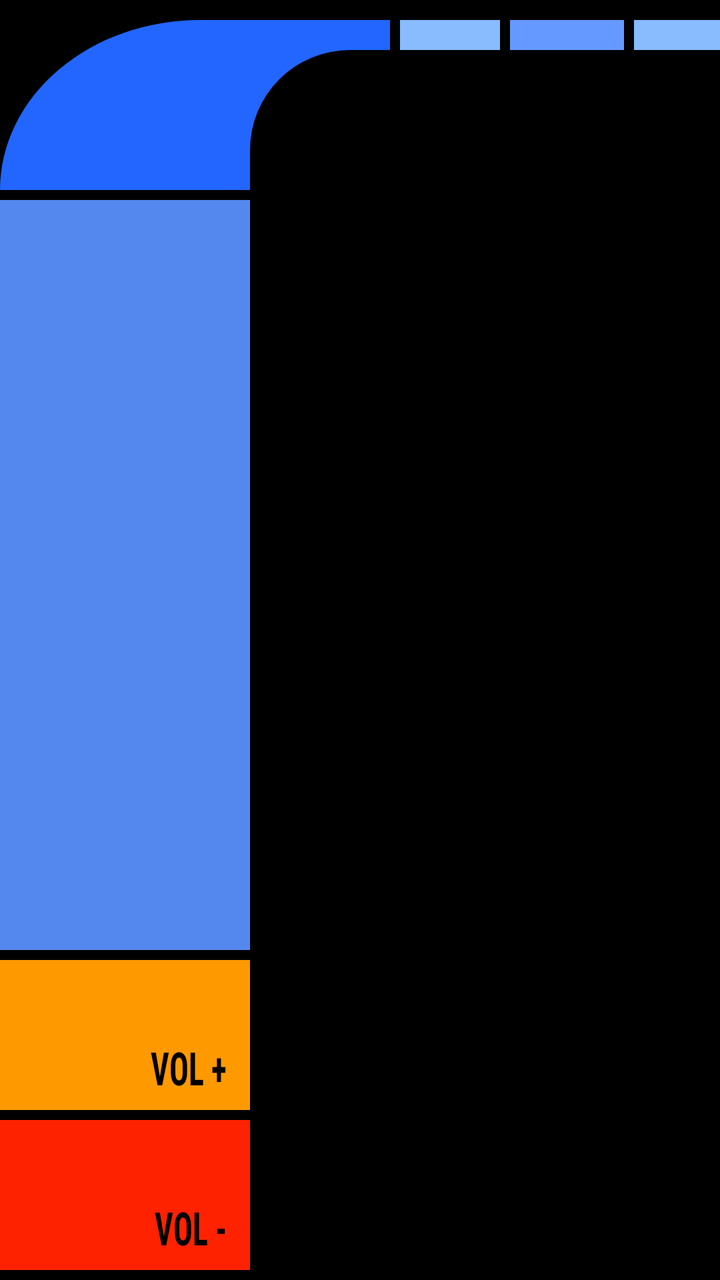
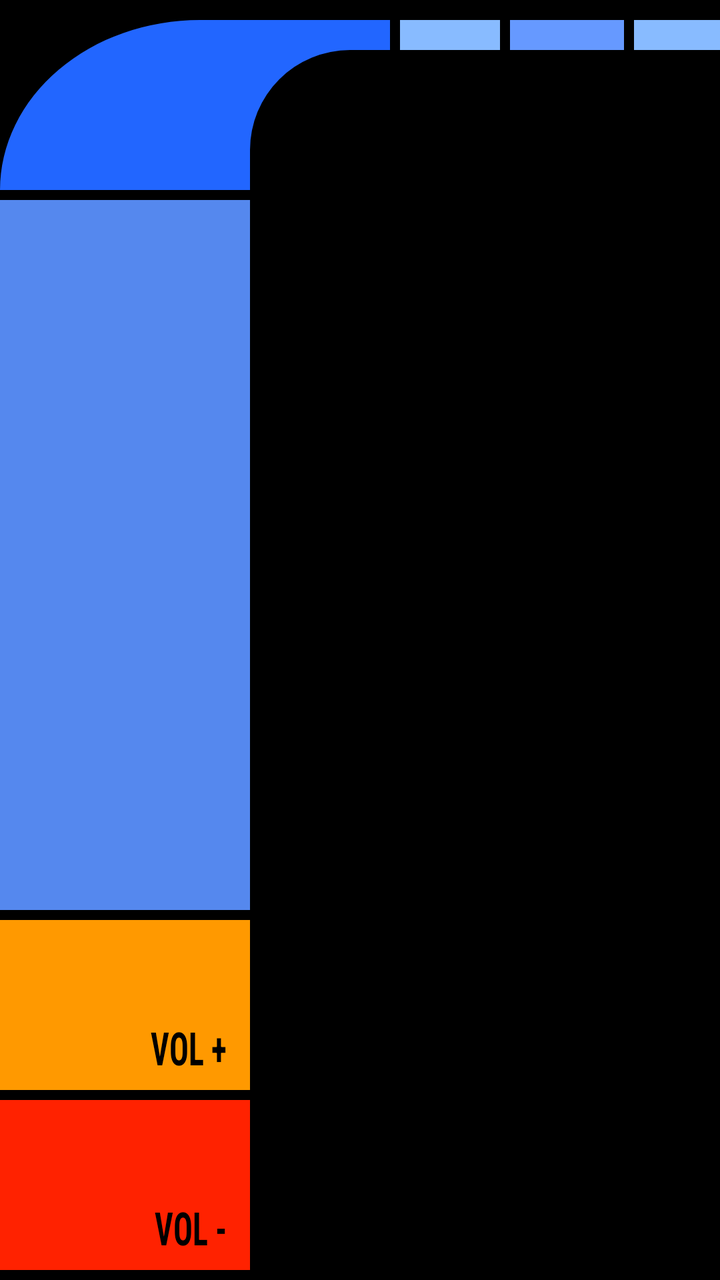

Screens rendered from an Android XML layout before and after an edit, with the pre-edit source and the edit as a unified diff.
<!-- AndroidManifest.xml: application theme Theme.LCARSMusic -->
<!-- res/layout/layout_main_view_container.xml -->
<?xml version="1.0" encoding="utf-8"?>
<androidx.constraintlayout.widget.ConstraintLayout xmlns:android="http://schemas.android.com/apk/res/android"
    xmlns:app="http://schemas.android.com/apk/res-auto"
    android:layout_width="match_parent"
    android:layout_height="match_parent"
    android:background="#000000">

    <androidx.constraintlayout.widget.Guideline
        android:id="@+id/gl_left_col"
        android:layout_width="wrap_content"
        android:layout_height="wrap_content"
        android:orientation="vertical"
        app:layout_constraintGuide_begin="125dp" />

    <ImageView
        android:id="@+id/l_shape_upper"
        android:layout_width="195dp"
        android:layout_height="85dp"
        android:layout_marginTop="10dp"
        android:src="@drawable/ic_lcars_l_shape_upper_left"
        app:layout_constraintStart_toStartOf="parent"
        app:layout_constraintTop_toTopOf="parent" />

    <LinearLayout
        android:id="@+id/top_borders"
        android:layout_width="0dp"
        android:layout_height="15dp"
        android:layout_marginStart="5dp"
        android:orientation="horizontal"
        app:layout_constraintStart_toEndOf="@+id/l_shape_upper"
        app:layout_constraintEnd_toEndOf="parent"
        app:layout_constraintTop_toTopOf="@+id/l_shape_upper">

        <View
            android:layout_width="50dp"
            android:layout_height="match_parent"
            android:background="#88BBFF"
            android:layout_marginEnd="5dp" />

        <View
            android:layout_width="0dp"
            android:layout_weight="1"
            android:layout_height="match_parent"
            android:background="@color/lcars_nemesis_cool"
            android:layout_marginEnd="5dp" />

        <View
            android:layout_width="0dp"
            android:layout_weight="0.75"
            android:layout_height="match_parent"
            android:background="@color/lcars_nemesis_ghost" />
    </LinearLayout>

    <LinearLayout
        android:id="@+id/left_column_controls"
        android:layout_width="125dp"
        android:layout_height="0dp"
        android:layout_marginTop="5dp"
        android:orientation="vertical"
        app:layout_constraintStart_toStartOf="parent"
        app:layout_constraintTop_toBottomOf="@+id/l_shape_upper"
        app:layout_constraintBottom_toBottomOf="parent">

        <View
            android:layout_width="match_parent"
            android:layout_height="0dp"
            android:layout_weight="1"
            android:layout_marginBottom="5dp"
            android:background="#5588EE" />

        <androidx.appcompat.widget.AppCompatButton
            android:id="@+id/btn_vol_up"
            android:layout_width="match_parent"
            android:layout_height="75dp"
            android:layout_marginBottom="5dp"
            android:background="@color/lcars_classic_golden_orange"
            android:stateListAnimator="@null"
            android:text="VOL +"
            android:textColor="#000000"
            android:textSize="23sp"
            android:textScaleX="0.7"
            android:textStyle="bold"
            android:fontFamily="sans-serif-condensed"
            android:gravity="bottom|end"
            android:paddingEnd="12dp"
            android:paddingBottom="6dp" />

        <androidx.appcompat.widget.AppCompatButton
            android:id="@+id/btn_vol_down"
            android:layout_width="match_parent"
            android:layout_height="75dp"
            android:layout_marginBottom="5dp"
            android:background="@color/lcars_classic_mars"
            android:stateListAnimator="@null"
            android:text="VOL -"
            android:textColor="#000000"
            android:textSize="23sp"
            android:textScaleX="0.7"
            android:textStyle="bold"
            android:fontFamily="sans-serif-condensed"
            android:gravity="bottom|end"
            android:paddingEnd="12dp"
            android:paddingBottom="6dp" />
    </LinearLayout>

    <FrameLayout
        android:id="@+id/main_view_container"
        android:layout_width="0dp"
        android:layout_height="0dp"
        android:layout_marginStart="5dp"
        android:layout_marginTop="5dp"
        app:layout_constraintStart_toEndOf="@+id/gl_left_col"
        app:layout_constraintEnd_toEndOf="parent"
        app:layout_constraintTop_toBottomOf="@+id/top_borders"
        app:layout_constraintBottom_toBottomOf="parent" />

</androidx.constraintlayout.widget.ConstraintLayout>
<!-- resources referenced by this layout -->
<resources>
  <color name="lcars_classic_golden_orange">#ff9900</color>
  <color name="lcars_classic_mars">#ff2200</color>
  <color name="lcars_nemesis_cool">#6699ff</color>
  <color name="lcars_nemesis_ghost">#88bbff</color>
  <!-- drawable ic_lcars_l_shape_upper_left (drawable) -->
  <?xml version="1.0" encoding="utf-8"?>
  <vector xmlns:android="http://schemas.android.com/apk/res/android"
      android:width="195dp"
      android:height="85dp"
      android:viewportWidth="195"
      android:viewportHeight="85">
  
      <path
          android:fillColor="@color/lcars_nemesis_evening"
          android:pathData="M 0,85 A 100,85 0 0,1 100,0 L 195,0 L 195,15 L 175,15 A 50,50 0 0,0 125,65 L 125,85 Z" />
  </vector>
  <style name="Theme.LCARSMusic" parent="Theme.MaterialComponents.DayNight.NoActionBar">
          
          <item name="colorPrimary">@color/purple_500</item>
          <item name="colorPrimaryVariant">@color/purple_700</item>
          <item name="colorOnPrimary">@color/white</item>
          
          <item name="colorSecondary">@color/teal_200</item>
          <item name="colorSecondaryVariant">@color/teal_700</item>
          <item name="colorOnSecondary">@color/black</item>
          
          <item name="android:statusBarColor">?attr/colorPrimaryVariant</item>
          
      </style>
  <color name="lcars_nemesis_evening">#2266ff</color>
  <color name="purple_500">#FF6200EE</color>
  <color name="purple_700">#FF3700B3</color>
  <color name="white">#FFFFFFFF</color>
  <color name="teal_200">#FF03DAC5</color>
  <color name="teal_700">#FF018786</color>
  <color name="black">#FF000000</color>
</resources>

<!-- the commit's change to res/layout/layout_main_view_container.xml (unified diff, before → after) -->
@@ -71,7 +71,7 @@
         <androidx.appcompat.widget.AppCompatButton
             android:id="@+id/btn_vol_up"
             android:layout_width="match_parent"
-            android:layout_height="75dp"
+            android:layout_height="85dp"
             android:layout_marginBottom="5dp"
             android:background="@color/lcars_classic_golden_orange"
             android:stateListAnimator="@null"
@@ -88,7 +88,7 @@
         <androidx.appcompat.widget.AppCompatButton
             android:id="@+id/btn_vol_down"
             android:layout_width="match_parent"
-            android:layout_height="75dp"
+            android:layout_height="85dp"
             android:layout_marginBottom="5dp"
             android:background="@color/lcars_classic_mars"
             android:stateListAnimator="@null"
